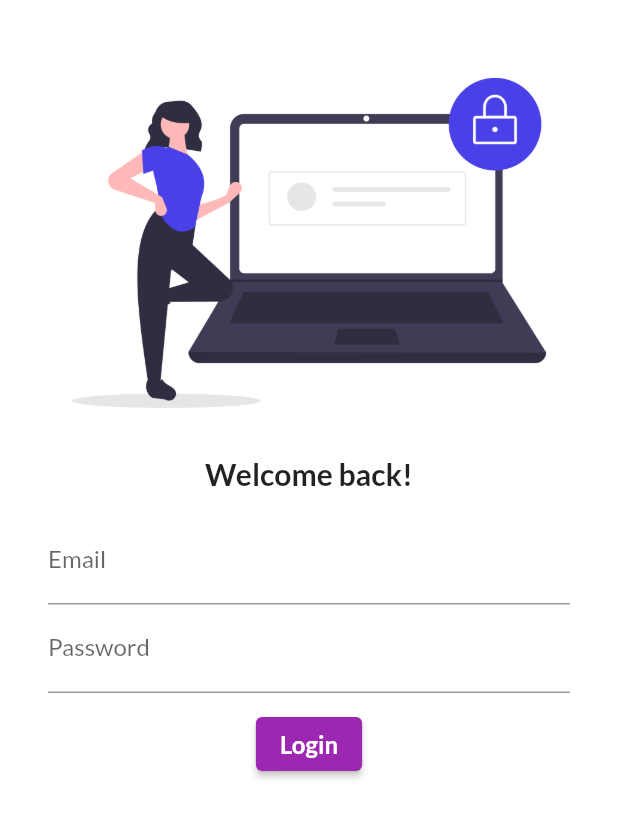
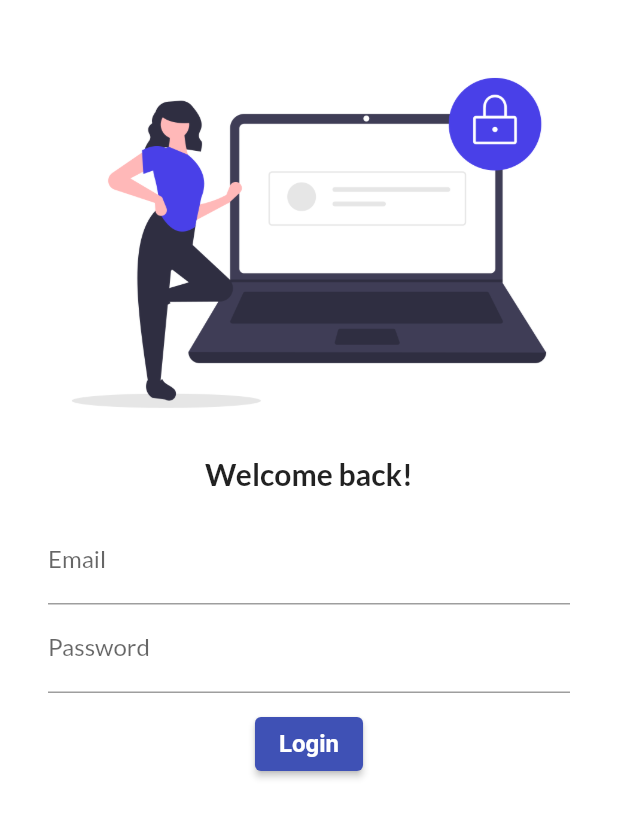
Before and after one commit to Ramprits/flutter_catalog, a Flutter app: the screen it shows after launch, on a phone screen of 412 x 824 dp. Shown: the top 818 px of the screen. Run offline on Flutter 3.47's test engine with Material 2 defaults, Android fonts, the phone set to English and light mode, and no system bars; our stand-ins replace google_fonts.

Commit message:
Adding navigation and routes.dart

```diff
--- a/lib/main.dart
+++ b/lib/main.dart
@@ -5,6 +5,7 @@ import 'package:google_fonts/google_fonts.dart';
 import 'pages/home.page.dart';
 import 'pages/login.page.dart';
 import 'pages/register.page.dart';
+import 'utils/routes.dart';
 
 void main() {
   runApp(MyApp());
@@ -19,12 +20,12 @@ class MyApp extends StatelessWidget {
       initialRoute: "/login",
       routes: {
         "/" :(context) => HomePage(),
-        "/login" :(context) => LoginPage(),
-        "/register" :(context) => RegisterPage(),
+        MyRoutes.Login :(context) => LoginPage(),
+        MyRoutes.Register :(context) => RegisterPage(),
 
       },
       theme: ThemeData(
-        primarySwatch: Colors.purple,
+        primarySwatch: Colors.indigo,
         fontFamily: GoogleFonts.lato().fontFamily
       ),
 
--- a/lib/pages/login.page.dart
+++ b/lib/pages/login.page.dart
@@ -1,13 +1,17 @@
 import 'package:flutter/material.dart';
+import 'package:flutter_catalog/utils/routes.dart';
 
 class LoginPage extends StatelessWidget {
   const LoginPage({ Key? key }) : super(key: key);
 
   @override
   Widget build(BuildContext context) {
+      final ButtonStyle style =
+      ElevatedButton.styleFrom(textStyle: const TextStyle(fontSize: 20));
     return Material(
       color: Colors.white,
       child: Container(
+        child: SingleChildScrollView(
           child: Column(
             children: [
               SizedBox(height: 20.0,),
@@ -29,8 +33,10 @@ class LoginPage extends StatelessWidget {
                       ),
                     ),
                     SizedBox(height: 10.0,),
-                  ElevatedButton(onPressed:() => print("login pressed"), child:
-                  Text("Login",style: TextStyle(fontWeight: FontWeight.bold,fontSize: 16.0),))
+                    ElevatedButton(
+                        style: style,
+                        onPressed:() => Navigator.pushNamed(context, MyRoutes.Home),
+                        child: Text("Login",style: TextStyle(fontWeight: FontWeight.bold,fontSize: 16.0),))
                   ],
                 ),
               ),
@@ -38,6 +44,7 @@ class LoginPage extends StatelessWidget {
             ],
           ),
         ),
+      ),
 
     );
   }
--- /dev/null
+++ b/lib/utils/routes.dart
@@ -0,0 +1,7 @@
+class MyRoutes{
+   static String Login = '/login';
+   static String Register = '/register';
+   static String Home = '/';
+
+
+}
```
Also changed, not shown: lib/pages/register.page.dart (+44 -1 lines), assets/images/register_image.png (added). Lines whose indentation alone changed are shown as unchanged.
